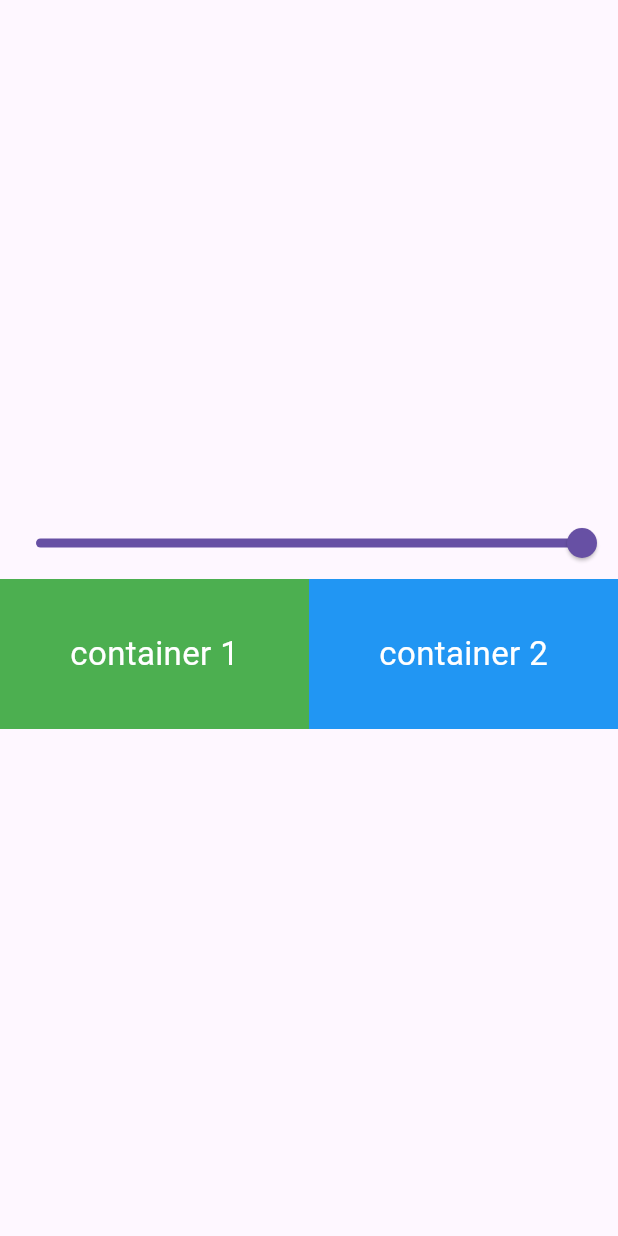
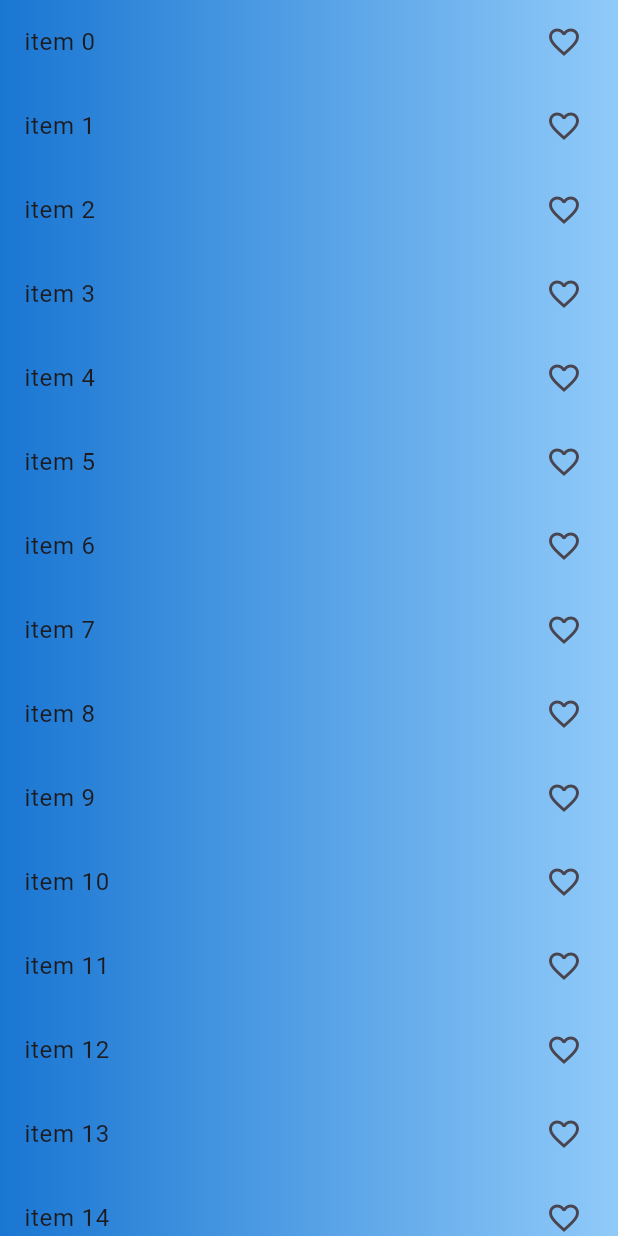
Before and after one commit to Janyaro/state_management_provider, a Flutter app: the screen it shows after launch, on a phone screen of 412 x 824 dp. Run offline on Flutter 3.47's test engine with Material 3 defaults, Android fonts, the phone set to English and light mode, and no system bars.

Commit message:
add and remove item with the help of provider

```diff
--- /dev/null
+++ b/lib/Screen/favouriteFolder/favouriteScreen.dart
@@ -0,0 +1,57 @@
+import 'package:flutter/cupertino.dart';
+import 'package:flutter/material.dart';
+import 'package:flutter/widgets.dart';
+import 'package:provider/provider.dart';
+import 'package:state_management/provider/ExampleF.dart';
+
+class FavouriteScreen extends StatefulWidget {
+  const FavouriteScreen({super.key});
+
+  @override
+  State<FavouriteScreen> createState() => _FavouriteScreenState();
+}
+
+class _FavouriteScreenState extends State<FavouriteScreen> {
+  @override
+  Widget build(BuildContext context) {
+    final provide = Provider.of<FavouriteProvider>(context, listen: false);
+    print('build widget');
+    final media = MediaQuery.of(context).size;
+    return Scaffold(
+      body: Container(
+        height: media.height,
+        width: media.width,
+        decoration: BoxDecoration(
+            gradient: LinearGradient(
+                begin: Alignment.topRight,
+                end: Alignment.topLeft,
+                colors: [Colors.blue.shade200, Colors.blue.shade700])),
+        child: Column(
+          children: [
+            Expanded(
+              child: ListView.builder(
+                  itemCount: 100,
+                  itemBuilder: (context, index) {
+                    return Consumer<FavouriteProvider>(
+                        builder: (context, value, child) {
+                      return ListTile(
+                        onTap: () {
+                          if (value.selectedListItem.contains(index)) {
+                            value.removeValue(index);
+                          } else
+                            value.addItem(index);
+                        },
+                        title: Text('item ' + index.toString()),
+                        trailing: value.selectedListItem.contains(index)
+                            ? Icon(Icons.favorite)
+                            : Icon(Icons.favorite_border_outlined),
+                      );
+                    });
+                  }),
+            )
+          ],
+        ),
+      ),
+    );
+  }
+}
--- a/lib/main.dart
+++ b/lib/main.dart
@@ -1,6 +1,8 @@
 import 'package:flutter/material.dart';
 import 'package:state_management/Screen/CountProviderExample.dart';
 import 'package:state_management/Screen/exampleOne.dart';
+import 'package:state_management/Screen/favouriteFolder/favouriteScreen.dart';
+import 'package:state_management/provider/ExampleF.dart';
 import 'package:state_management/provider/countprovider.dart';
 import 'package:provider/provider.dart';
 import 'package:state_management/provider/exampleOneProvider.dart';
@@ -19,10 +21,11 @@ class MyApp extends StatelessWidget {
         ChangeNotifierProvider(
           create: (_) => CountProvider(),
         ),
-        ChangeNotifierProvider(create: (_) => ExampleOneProvider())
+        ChangeNotifierProvider(create: (_) => ExampleOneProvider()),
+        ChangeNotifierProvider(create: (_) => FavouriteProvider())
       ],
       child: const MaterialApp(
-        home: ExampleOne(),
+        home: FavouriteScreen(),
       ),
     );
   }
--- /dev/null
+++ b/lib/provider/ExampleF.dart
@@ -0,0 +1,16 @@
+import 'package:flutter/material.dart';
+
+class FavouriteProvider with ChangeNotifier {
+  List<int> _selectedListItem = [];
+
+  List<int> get selectedListItem => _selectedListItem;
+  void addItem(int value) {
+    _selectedListItem.add(value);
+    notifyListeners();
+  }
+
+  void removeValue(int value) {
+    _selectedListItem.remove(value);
+    notifyListeners();
+  }
+}
```
